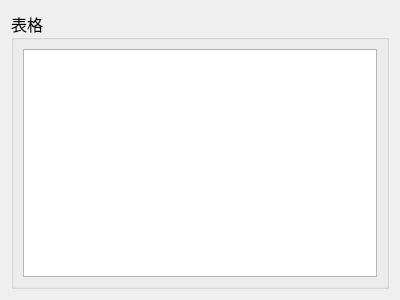
Before: the Qt Designer form CleverManagerV3/common/tabcom/comtablewid.ui in ChinaClever/CleverManagerV3, drawn with Qt 5.
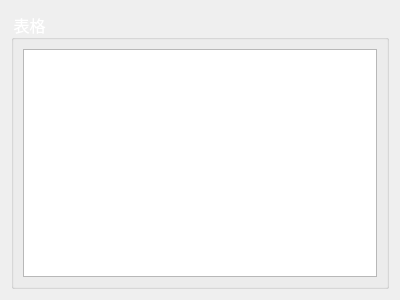
After: the same form once the commit is applied.

```diff
--- a/CleverManagerV3/common/tabcom/comtablewid.ui
+++ b/CleverManagerV3/common/tabcom/comtablewid.ui
@@ -22,6 +22,9 @@
        <pointsize>12</pointsize>
       </font>
      </property>
+     <property name="styleSheet">
+      <string notr="true">color:rgb(255,255,255)</string>
+     </property>
      <property name="title">
       <string>表格</string>
      </property>
```
Left out of the diff: 6 changed lines with no effect on the pictures.
